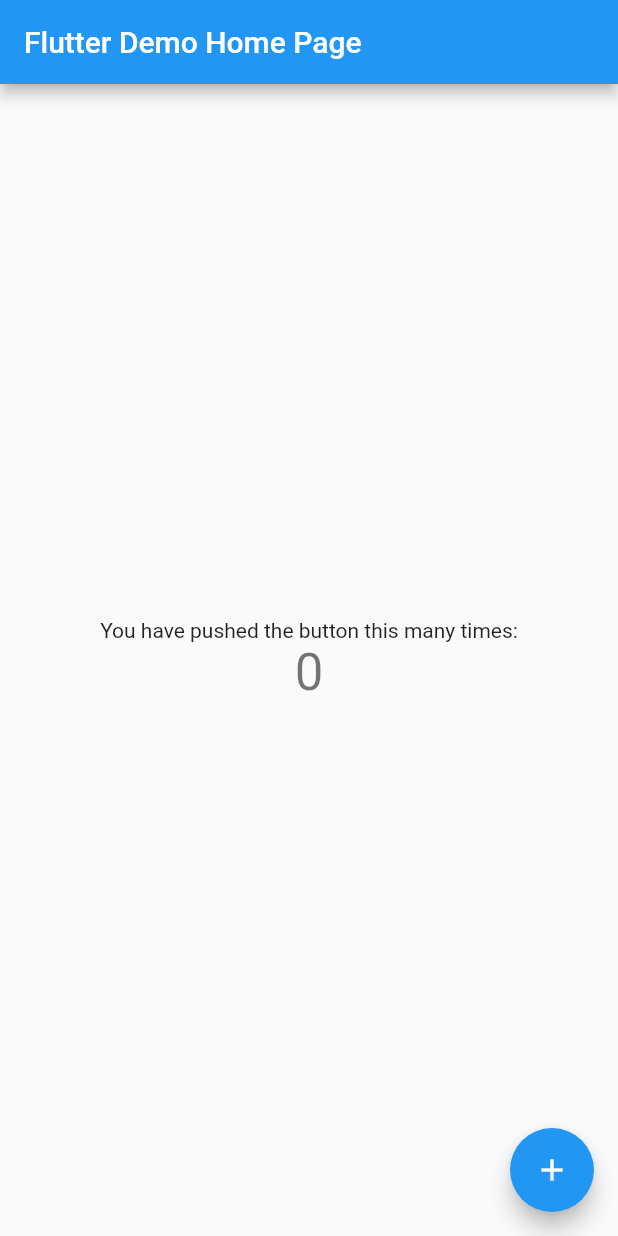
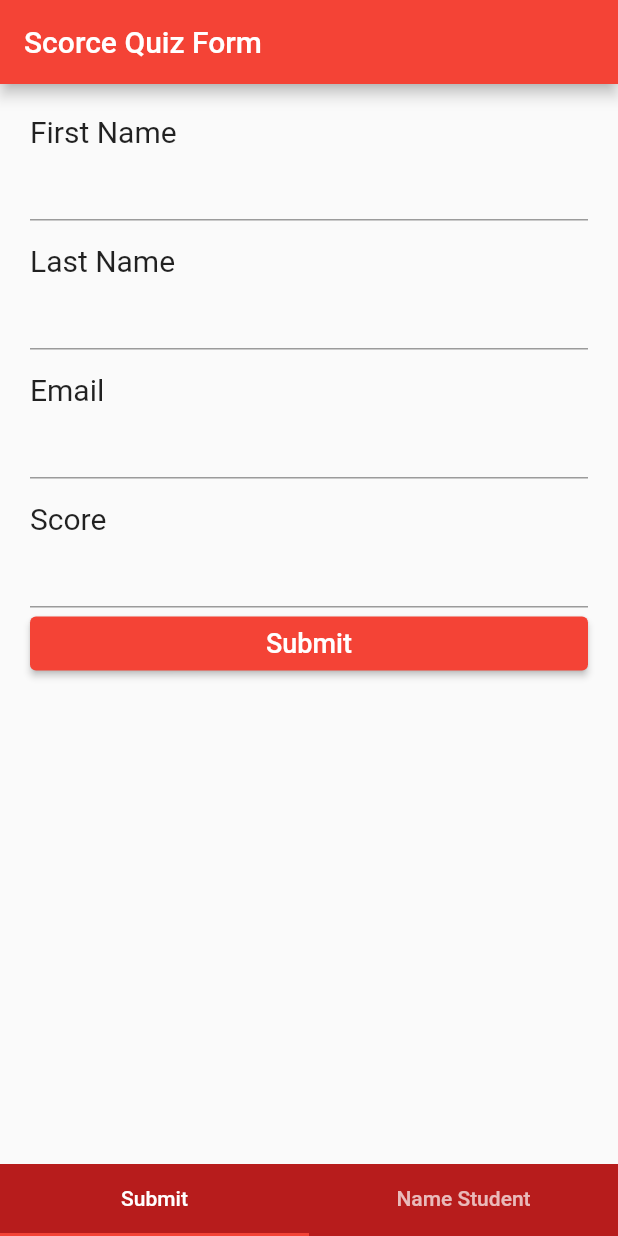
Before and after one commit to Kittisak2001/Flutter-Cloud-Firestore_Firebase, a Flutter app: the screen it shows after launch, on a phone screen of 412 x 824 dp. Run offline on Flutter 3.47's test engine with Material 2 defaults, Android fonts, the phone set to English and light mode, and no system bars; our stand-ins replace form_field_validator.

Commit message:
Frontend App

```diff
--- a/lib/main.dart
+++ b/lib/main.dart
@@ -1,4 +1,5 @@
 import 'package:flutter/material.dart';
+import 'package:flutter_firebase/screen/formscreen.dart';
 
 void main() {
   runApp(const MyApp());
@@ -7,22 +8,12 @@ void main() {
 class MyApp extends StatelessWidget {
   const MyApp({Key? key}) : super(key: key);
 
-  // This widget is the root of your application.
   @override
   Widget build(BuildContext context) {
     return MaterialApp(
       title: 'Flutter Demo',
       theme: ThemeData(
-        // This is the theme of your application.
-        //
-        // Try running your application with "flutter run". You'll see the
-        // application has a blue toolbar. Then, without quitting the app, try
-        // changing the primarySwatch below to Colors.green and then invoke
-        // "hot reload" (press "r" in the console where you ran "flutter run",
-        // or simply save your changes to "hot reload" in a Flutter IDE).
-        // Notice that the counter didn't reset back to zero; the application
-        // is not restarted.
-        primarySwatch: Colors.blue,
+        primarySwatch: Colors.red,
       ),
       home: const MyHomePage(title: 'Flutter Demo Home Page'),
     );
@@ -31,16 +22,6 @@ class MyApp extends StatelessWidget {
 
 class MyHomePage extends StatefulWidget {
   const MyHomePage({Key? key, required this.title}) : super(key: key);
-
-  // This widget is the home page of your application. It is stateful, meaning
-  // that it has a State object (defined below) that contains fields that affect
-  // how it looks.
-
-  // This class is the configuration for the state. It holds the values (in this
-  // case the title) provided by the parent (in this case the App widget) and
-  // used by the build method of the State. Fields in a Widget subclass are
-  // always marked "final".
-
   final String title;
 
   @override
@@ -48,68 +29,25 @@ class MyHomePage extends StatefulWidget {
 }
 
 class _MyHomePageState extends State<MyHomePage> {
-  int _counter = 0;
-
-  void _incrementCounter() {
-    setState(() {
-      // This call to setState tells the Flutter framework that something has
-      // changed in this State, which causes it to rerun the build method below
-      // so that the display can reflect the updated values. If we changed
-      // _counter without calling setState(), then the build method would not be
-      // called again, and so nothing would appear to happen.
-      _counter++;
-    });
-  }
-
   @override
   Widget build(BuildContext context) {
-    // This method is rerun every time setState is called, for instance as done
-    // by the _incrementCounter method above.
-    //
-    // The Flutter framework has been optimized to make rerunning build methods
-    // fast, so that you can just rebuild anything that needs updating rather
-    // than having to individually change instances of widgets.
-    return Scaffold(
-      appBar: AppBar(
-        // Here we take the value from the MyHomePage object that was created by
-        // the App.build method, and use it to set our appbar title.
-        title: Text(widget.title),
+    return DefaultTabController(
+      length: 2,
+      child: Scaffold(
+        body: TabBarView(children: [
+          FormScreen(),
+          Container(),
+        ]),
+        backgroundColor: Colors.red[900],
+        bottomNavigationBar: TabBar(tabs: [
+          Tab(
+            text: "Submit",
+          ),
+          Tab(
+            text: "Name Student",
+          ),
+        ]),
       ),
-      body: Center(
-        // Center is a layout widget. It takes a single child and positions it
-        // in the middle of the parent.
-        child: Column(
-          // Column is also a layout widget. It takes a list of children and
-          // arranges them vertically. By default, it sizes itself to fit its
-          // children horizontally, and tries to be as tall as its parent.
-          //
-          // Invoke "debug painting" (press "p" in the console, choose the
-          // "Toggle Debug Paint" action from the Flutter Inspector in Android
-          // Studio, or the "Toggle Debug Paint" command in Visual Studio Code)
-          // to see the wireframe for each widget.
-          //
-          // Column has various properties to control how it sizes itself and
-          // how it positions its children. Here we use mainAxisAlignment to
-          // center the children vertically; the main axis here is the vertical
-          // axis because Columns are vertical (the cross axis would be
-          // horizontal).
-          mainAxisAlignment: MainAxisAlignment.center,
-          children: <Widget>[
-            const Text(
-              'You have pushed the button this many times:',
-            ),
-            Text(
-              '$_counter',
-              style: Theme.of(context).textTheme.headline4,
-            ),
-          ],
-        ),
-      ),
-      floatingActionButton: FloatingActionButton(
-        onPressed: _incrementCounter,
-        tooltip: 'Increment',
-        child: const Icon(Icons.add),
-      ), // This trailing comma makes auto-formatting nicer for build methods.
     );
   }
 }
--- /dev/null
+++ b/lib/model/Student.dart
@@ -0,0 +1,8 @@
+class Student{
+  String? fname;
+  String? lname;
+  String? email;
+  String? score;
+
+  Student({this.fname, this.lname, this.email, this.score});
+}
--- /dev/null
+++ b/lib/screen/formscreen.dart
@@ -0,0 +1,116 @@
+import 'package:flutter/material.dart';
+import 'package:flutter_firebase/model/Student.dart';
+import 'package:form_field_validator/form_field_validator.dart';
+
+class FormScreen extends StatefulWidget {
+  const FormScreen({Key? key}) : super(key: key);
+
+  @override
+  State<FormScreen> createState() => _FormScreenState();
+}
+
+class _FormScreenState extends State<FormScreen> {
+  final formKey = GlobalKey<FormState>();
+
+  Student myStudent = Student();
+
+  @override
+  Widget build(BuildContext context) {
+    return Scaffold(
+      appBar: AppBar(
+        title: Text("Scorce Quiz Form"),
+      ),
+      body: Container(
+        child: Padding(
+          padding: const EdgeInsets.all(20.0),
+          child: Form(
+            key: formKey,
+            child: SingleChildScrollView(
+              child: Column(
+                crossAxisAlignment: CrossAxisAlignment.start,
+                children: [
+                  Text(
+                    "First Name",
+                    style: TextStyle(fontSize: 20),
+                  ),
+                  TextFormField(
+                    validator: RequiredValidator(
+                        errorText: "Please enter your First Name."),
+                    onSaved: (String? fname) {
+                      myStudent.fname = fname;
+                    },
+                  ),
+                  SizedBox(
+                    height: 15,
+                  ),
+                  Text(
+                    "Last Name",
+                    style: TextStyle(fontSize: 20),
+                  ),
+                  TextFormField(
+                    validator: RequiredValidator(
+                        errorText: "Please enter your Last Name."),
+                    onSaved: (String? lname) {
+                      myStudent.lname = lname;
+                    },
+                  ),
+                  SizedBox(
+                    height: 15,
+                  ),
+                  Text(
+                    "Email",
+                    style: TextStyle(fontSize: 20),
+                  ),
+                  TextFormField(
+                    validator: MultiValidator(
+                      [
+                        EmailValidator(errorText: "@ email format is invalid."),
+                        RequiredValidator(
+                            errorText: "Please enter your Email.")
+                      ],
+                    ),
+                    onSaved: (String? email) {
+                      myStudent.email = email;
+                    },
+                    keyboardType: TextInputType.emailAddress,
+                  ),
+                  SizedBox(
+                    height: 15,
+                  ),
+                  Text(
+                    "Score",
+                    style: TextStyle(fontSize: 20),
+                  ),
+                  TextFormField(
+                    validator: RequiredValidator(
+                        errorText: "Please enter your Score."),
+                    onSaved: (String? score) {
+                      myStudent.score = score;
+                    },
+                    keyboardType: TextInputType.number,
+                  ),
+                  SizedBox(
+                    width: double.infinity,
+                    child: ElevatedButton(
+                      child: Text(
+                        "Submit",
+                        style: TextStyle(fontSize: 18),
+                      ),
+                      onPressed: () {
+                        if (formKey.currentState!.validate()) {
+                          formKey.currentState!.save();
+                          print(
+                              "Data = ${myStudent.fname} ${myStudent.lname} ${myStudent.email} ${myStudent.score}");
+                        }
+                      },
+                    ),
+                  )
+                ],
+              ),
+            ),
+          ),
+        ),
+      ),
+    );
+  }
+}
--- a/pubspec.yaml
+++ b/pubspec.yaml
@@ -29,7 +29,7 @@ environment:
 dependencies:
   flutter:
     sdk: flutter
-
+  form_field_validator: ^1.1.0
 
   # The following adds the Cupertino Icons font to your application.
   # Use with the CupertinoIcons class for iOS style icons.
```
Also changed, not shown: pubspec.lock.
